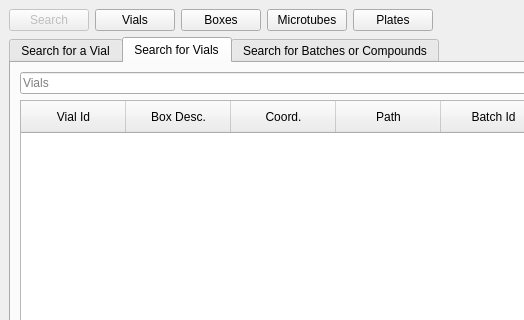
Before: the Qt Designer form frontend/assets/searchwindow.ui in dahlbma/cello, drawn with Qt 5; both pictures show x 0 to 524 and y 0 to 320 of the 1257 by 810 pixel window.
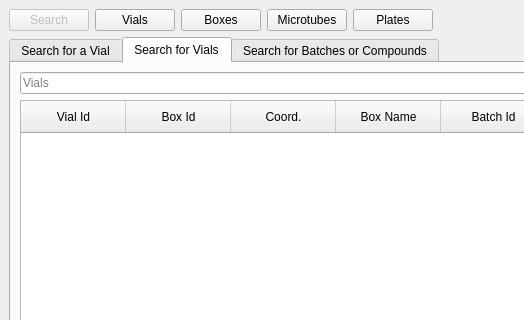
After: the same form once the commit is applied. The open tabs and pages were chosen to show the change.

Commit message: rename column names and rearrange shown data

```diff
--- a/frontend/assets/searchwindow.ui
+++ b/frontend/assets/searchwindow.ui
@@ -567,7 +567,7 @@
             </column>
             <column>
              <property name="text">
-              <string>Box Desc.</string>
+              <string>Box Id</string>
              </property>
             </column>
             <column>
@@ -577,7 +577,7 @@
             </column>
             <column>
              <property name="text">
-              <string>Path</string>
+              <string>Box Name</string>
              </property>
             </column>
             <column>
```
Left out of the diff: 4 changed lines with no effect on the pictures. The commit also changes 1 other file.
